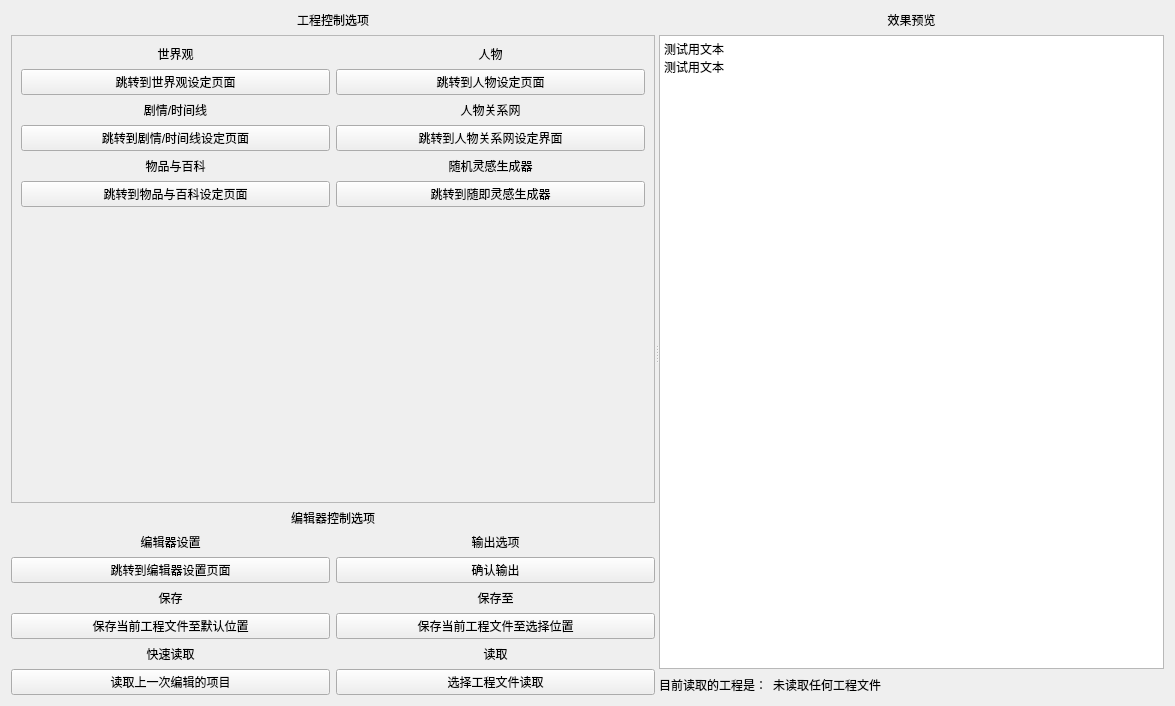
First picture: the form in NovelMaker/src/windows/mainwidget.ui, repository LIDADAEX/NovelMaker, before the edit.
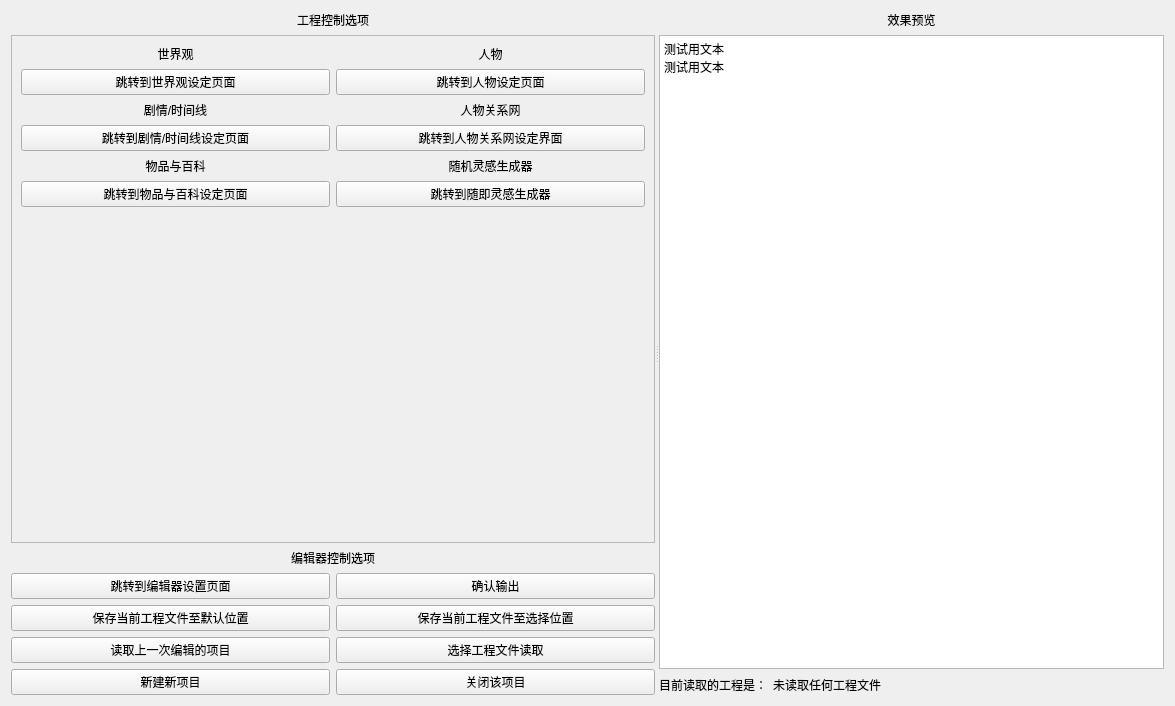
Second picture: the form after the edit. Custom widgets are drawn as their Qt base class.

Commit message: 添加了创建新项目文件的代码，虽然仍然是屎山代码。有待修改

The edit to the form file:
```diff
--- a/NovelMaker/src/windows/mainwidget.ui
+++ b/NovelMaker/src/windows/mainwidget.ui
@@ -42,7 +42,7 @@
             <x>0</x>
             <y>0</y>
             <width>646</width>
-            <height>490</height>
+            <height>524</height>
            </rect>
           </property>
           <layout class="QVBoxLayout" name="verticalLayout_2">
@@ -181,61 +181,7 @@
        </item>
        <item>
         <layout class="QGridLayout" name="GL_EditorTools">
-         <item row="0" column="0">
-          <widget class="QLabel" name="label_ET_EditorSetting_Tip">
-           <property name="text">
-            <string>编辑器设置</string>
-           </property>
-           <property name="alignment">
-            <set>Qt::AlignmentFlag::AlignCenter</set>
-           </property>
-          </widget>
-         </item>
-         <item row="0" column="1">
-          <widget class="QLabel" name="label_ET_Output_Tip">
-           <property name="text">
-            <string>输出选项</string>
-           </property>
-           <property name="alignment">
-            <set>Qt::AlignmentFlag::AlignCenter</set>
-           </property>
-          </widget>
-         </item>
          <item row="1" column="0">
-          <widget class="QPushButton" name="pushButton_ET_EditorSetting">
-           <property name="text">
-            <string>跳转到编辑器设置页面</string>
-           </property>
-          </widget>
-         </item>
-         <item row="1" column="1">
-          <widget class="QPushButton" name="pushButton_ET_Output">
-           <property name="text">
-            <string>确认输出</string>
-           </property>
-          </widget>
-         </item>
-         <item row="2" column="0">
-          <widget class="QLabel" name="label_ET_Save_Tip">
-           <property name="text">
-            <string>保存</string>
-           </property>
-           <property name="alignment">
-            <set>Qt::AlignmentFlag::AlignCenter</set>
-           </property>
-          </widget>
-         </item>
-         <item row="2" column="1">
-          <widget class="QLabel" name="label_ET_SaveTo_Tip">
-           <property name="text">
-            <string>保存至</string>
-           </property>
-           <property name="alignment">
-            <set>Qt::AlignmentFlag::AlignCenter</set>
-           </property>
-          </widget>
-         </item>
-         <item row="3" column="0">
           <widget class="QPushButton" name="pushButton_ET_Save">
            <property name="text">
             <string>保存当前工程文件至默认位置</string>
@@ -243,40 +189,48 @@
           </widget>
          </item>
          <item row="3" column="1">
+          <widget class="QPushButton" name="pushButton_ET_CloseProject">
+           <property name="text">
+            <string>关闭该项目</string>
+           </property>
+          </widget>
+         </item>
+         <item row="0" column="0">
+          <widget class="QPushButton" name="pushButton_ET_EditorSetting">
+           <property name="text">
+            <string>跳转到编辑器设置页面</string>
+           </property>
+          </widget>
+         </item>
+         <item row="1" column="1">
           <widget class="QPushButton" name="pushButton_ET_SaveTo">
            <property name="text">
             <string>保存当前工程文件至选择位置</string>
            </property>
           </widget>
          </item>
-         <item row="4" column="0">
-          <widget class="QLabel" name="label_ET_QuickLord">
-           <property name="text">
-            <string>快速读取</string>
-           </property>
-           <property name="alignment">
-            <set>Qt::AlignmentFlag::AlignCenter</set>
-           </property>
-          </widget>
-         </item>
-         <item row="4" column="1">
-          <widget class="QLabel" name="label_ET_Lord_Tip">
-           <property name="text">
-            <string>读取</string>
-           </property>
-           <property name="alignment">
-            <set>Qt::AlignmentFlag::AlignCenter</set>
-           </property>
-          </widget>
-         </item>
-         <item row="5" column="0">
+         <item row="2" column="0">
           <widget class="QPushButton" name="pushButton_ET_QuickLord">
            <property name="text">
             <string>读取上一次编辑的项目</string>
            </property>
           </widget>
          </item>
-         <item row="5" column="1">
+         <item row="3" column="0">
+          <widget class="QPushButton" name="pushButton_ET_CreatProject">
+           <property name="text">
+            <string>新建新项目</string>
+           </property>
+          </widget>
+         </item>
+         <item row="0" column="1">
+          <widget class="QPushButton" name="pushButton_ET_Output">
+           <property name="text">
+            <string>确认输出</string>
+           </property>
+          </widget>
+         </item>
+         <item row="2" column="1">
           <widget class="QPushButton" name="pushButton_ET_Lord">
            <property name="text">
             <string>选择工程文件读取</string>
```
The commit also changes 5 other files.
